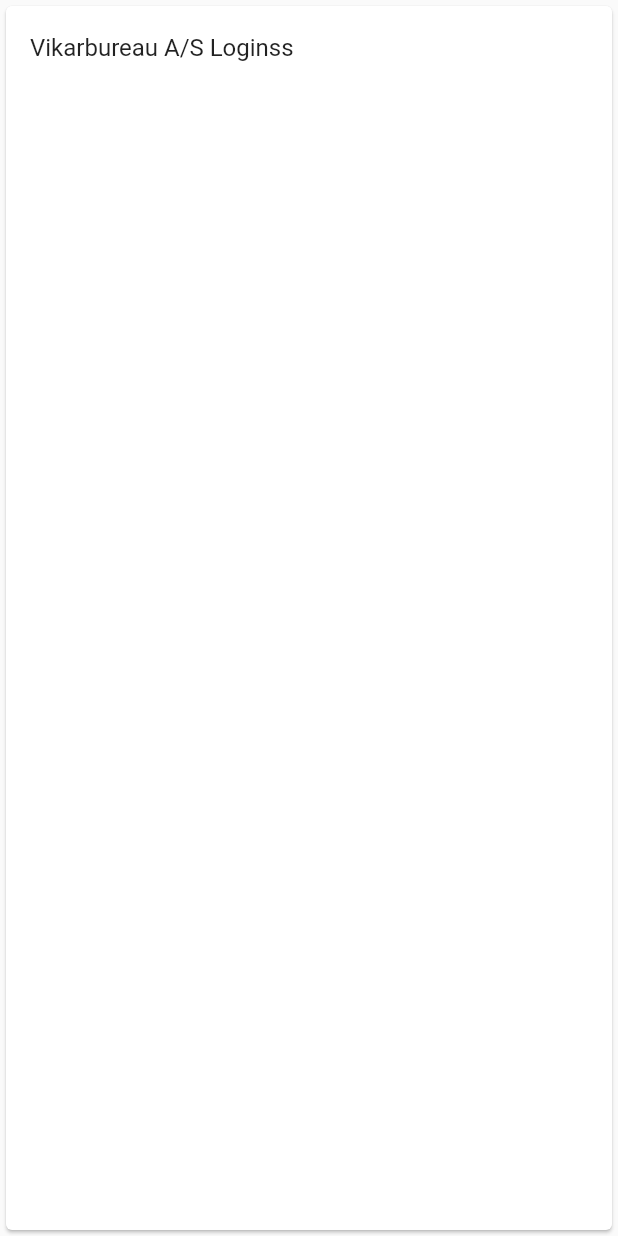
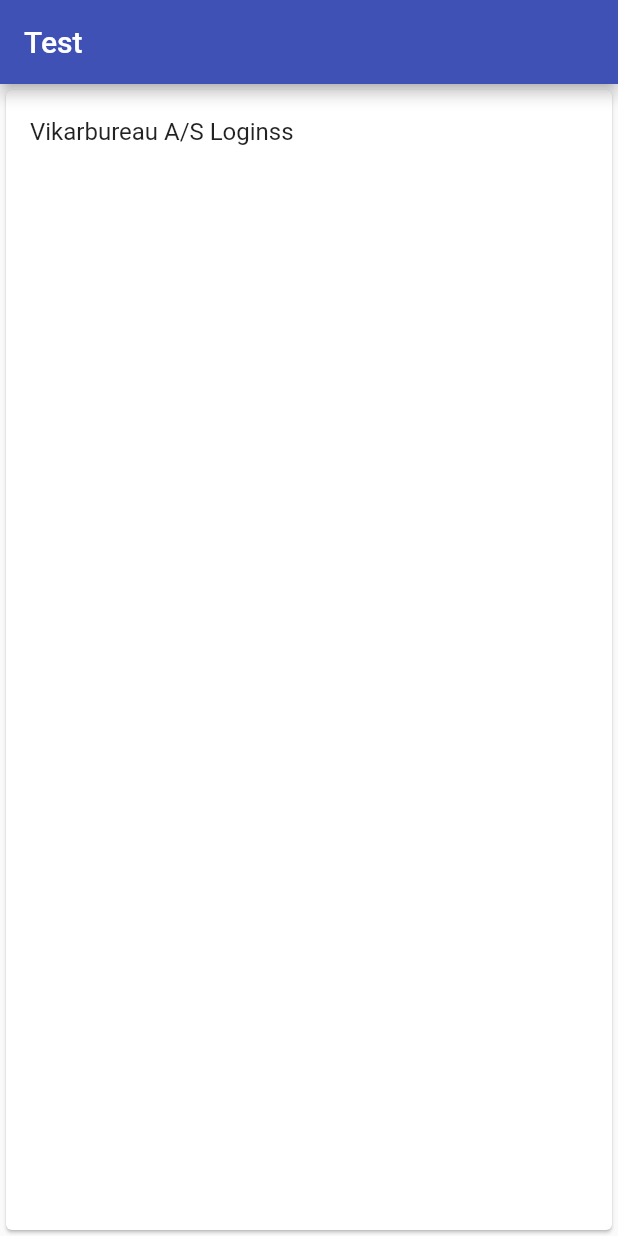
Before and after one commit to effortless-mgmt/ems_app, a Flutter app: the screen it shows after launch, on a phone screen of 412 x 824 dp. Run offline on Flutter 3.47's test engine with Material 2 defaults, Android fonts, the phone set to English and light mode, and no system bars.

Commit message:
Setup basic structure

```diff
--- a/lib/main.dart
+++ b/lib/main.dart
@@ -9,7 +9,7 @@ class MyApp extends StatelessWidget {
     return new MaterialApp(
       title: 'EMS',
       theme: new ThemeData(
-        primarySwatch: Colors.blue,
+        primarySwatch: Colors.indigo,
       ),
       home: new MainPage(),
     );
@@ -19,6 +19,9 @@ class MyApp extends StatelessWidget {
 class MainPage extends StatelessWidget {
   @override
   Widget build(BuildContext context) {
-    return new Material(child: new LoginPage());
+    return new Material(
+        child: new Scaffold(
+            appBar: new AppBar(title: new Text("Test")),
+            body: new LoginPage()));
   }
 }
```
